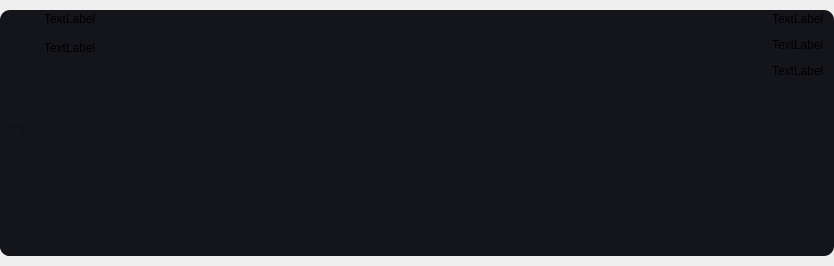
The window that design/patentDatabase_interface.ui (leorrdi/patent_parser) describes before a commit, drawn with Qt 5.
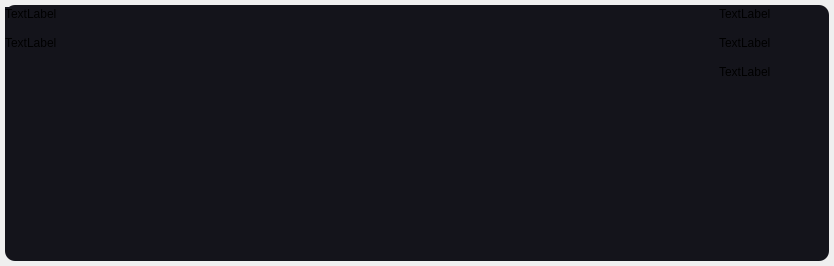
The same window after the commit.

What changed in the file:
```diff
--- a/design/patentDatabase_interface.ui
+++ b/design/patentDatabase_interface.ui
@@ -18,16 +18,16 @@
     <number>0</number>
    </property>
    <property name="leftMargin">
-    <number>0</number>
+    <number>5</number>
    </property>
    <property name="topMargin">
-    <number>10</number>
+    <number>5</number>
    </property>
    <property name="rightMargin">
-    <number>0</number>
+    <number>5</number>
    </property>
    <property name="bottomMargin">
-    <number>10</number>
+    <number>5</number>
    </property>
    <item>
     <widget class="QFrame" name="frame">
@@ -61,31 +61,6 @@
       <property name="bottomMargin">
        <number>0</number>
       </property>
-      <item>
-       <widget class="QFrame" name="frame_4">
-        <property name="minimumSize">
-         <size>
-          <width>0</width>
-          <height>0</height>
-         </size>
-        </property>
-        <property name="frameShape">
-         <enum>QFrame::StyledPanel</enum>
-        </property>
-        <property name="frameShadow">
-         <enum>QFrame::Raised</enum>
-        </property>
-        <layout class="QVBoxLayout" name="verticalLayout_3">
-         <item>
-          <widget class="QCheckBox" name="checkBox">
-           <property name="text">
-            <string/>
-           </property>
-          </widget>
-         </item>
-        </layout>
-       </widget>
-      </item>
       <item alignment="Qt::AlignTop">
        <widget class="QFrame" name="frame_2">
         <property name="sizePolicy">
@@ -94,6 +69,18 @@
           <verstretch>0</verstretch>
          </sizepolicy>
         </property>
+        <property name="minimumSize">
+         <size>
+          <width>0</width>
+          <height>100</height>
+         </size>
+        </property>
+        <property name="sizeIncrement">
+         <size>
+          <width>0</width>
+          <height>0</height>
+         </size>
+        </property>
         <property name="frameShape">
          <enum>QFrame::StyledPanel</enum>
         </property>
@@ -129,6 +116,36 @@
            </property>
           </widget>
          </item>
+         <item>
+          <widget class="QScrollArea" name="scrollArea">
+           <property name="widgetResizable">
+            <bool>true</bool>
+           </property>
+           <widget class="QWidget" name="scrollAreaWidgetContents_2">
+            <property name="geometry">
+             <rect>
+              <x>0</x>
+              <y>0</y>
+              <width>708</width>
+              <height>71</height>
+             </rect>
+            </property>
+            <layout class="QVBoxLayout" name="verticalLayout_3">
+             <property name="spacing">
+              <number>0</number>
+             </property>
+             <property name="leftMargin">
+              <number>0</number>
+             </property>
+             <property name="topMargin">
+              <number>0</number>
+             </property>
+             <property name="rightMargin">
+              <number>0</number>
+             </property>
+             <property name="bottomMargin">
+              <number>0</number>
+             </property>
          <item alignment="Qt::AlignTop">
           <widget class="QLabel" name="patentDescription_label">
            <property name="sizePolicy">
@@ -147,6 +164,10 @@
          </item>
         </layout>
        </widget>
+          </widget>
+         </item>
+        </layout>
+       </widget>
       </item>
       <item alignment="Qt::AlignRight|Qt::AlignTop">
        <widget class="QFrame" name="frame_3">
@@ -156,6 +177,12 @@
           <verstretch>0</verstretch>
          </sizepolicy>
         </property>
+        <property name="minimumSize">
+         <size>
+          <width>100</width>
+          <height>0</height>
+         </size>
+        </property>
         <property name="frameShape">
          <enum>QFrame::StyledPanel</enum>
         </property>
@@ -164,7 +191,7 @@
         </property>
         <layout class="QVBoxLayout" name="verticalLayout_2">
          <property name="spacing">
-          <number>12</number>
+          <number>15</number>
          </property>
          <property name="leftMargin">
           <number>0</number>
```
Lines whose indentation alone changed are shown as unchanged.
